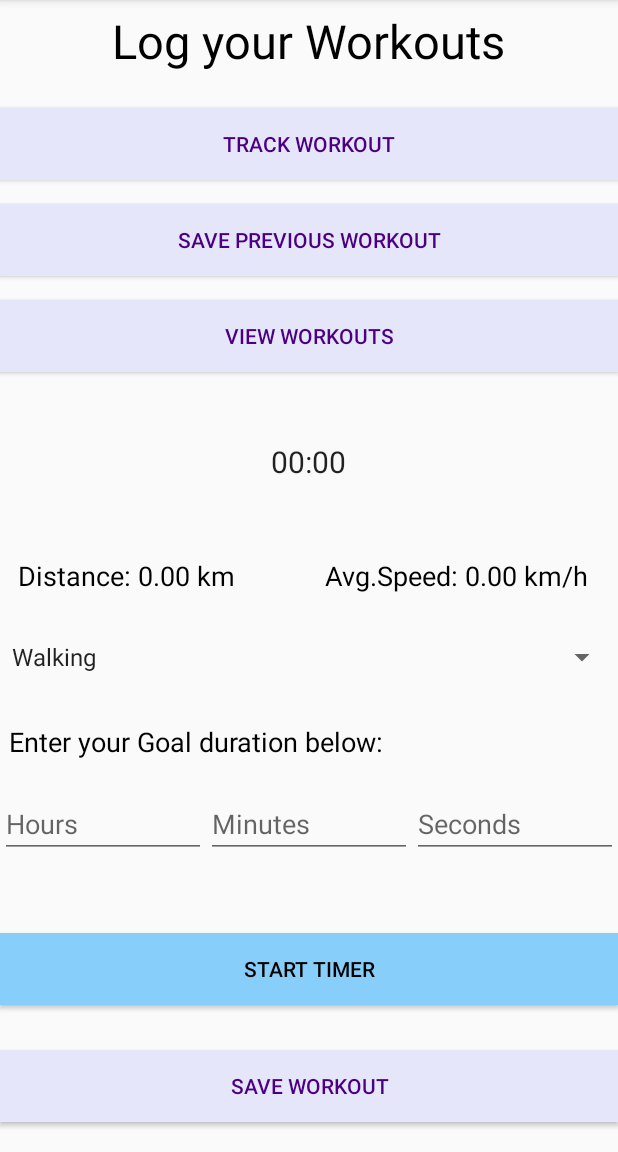
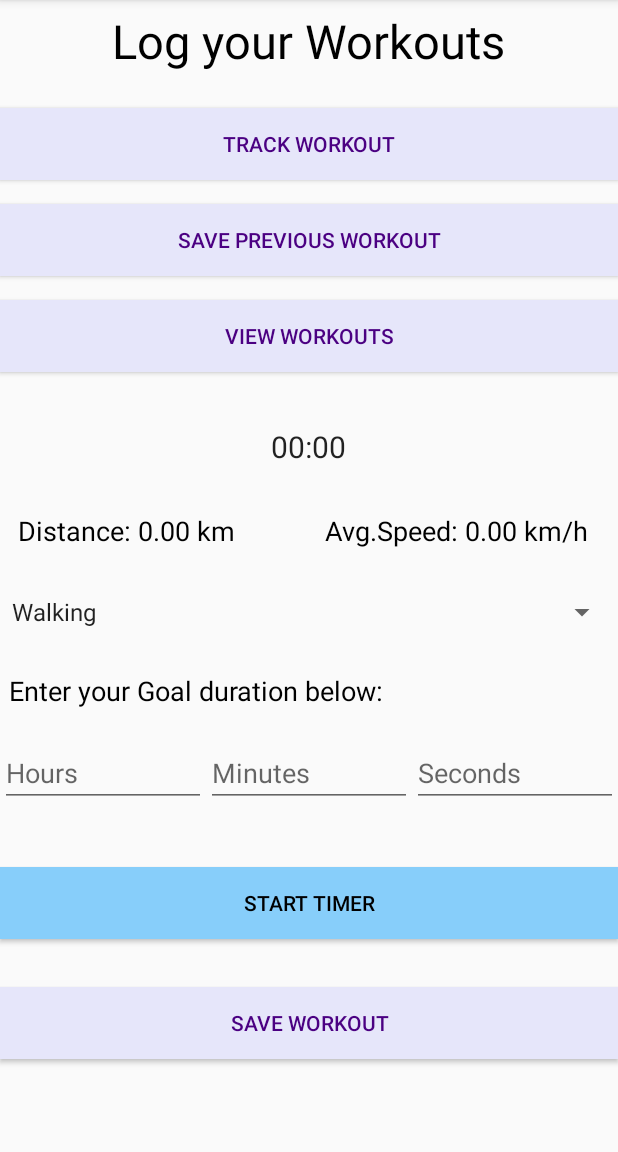
Before and after one commit to NikoNovak2000/FitHealth, an Android app built with Jetpack Compose: the screen it shows after launch (MainActivity), after a tap on "TRACK WORKOUT", on a phone screen of 412 x 824 dp, the part 84-1236 px from its top. Run offline under Robolectric (Android 15) with nearby library versions, the phone set to English and light mode, and no system bars; our stand-ins replace Room's generated code.

Commit message:
Code explanation added

```diff
--- a/app/src/main/java/com/example/fithealth/MainActivity.java
+++ b/app/src/main/java/com/example/fithealth/MainActivity.java
@@ -3,12 +3,9 @@ package com.example.fithealth;
 import android.os.Bundle;
 import android.view.View;
 import android.widget.Button;
-
 import androidx.appcompat.app.AppCompatActivity;
 
-
 public class MainActivity extends AppCompatActivity {
-
     @Override
     protected void onCreate(Bundle savedInstanceState) {
         super.onCreate(savedInstanceState);
@@ -23,15 +20,17 @@ public class MainActivity extends AppCompatActivity {
             }
         });
     }
+    // Create a new instance of the fragment TrackWorkoutFragment
     private void loadTrackWorkoutFragment() {
+        TrackWorkoutFragment trackWorkoutFragment = new TrackWorkoutFragment();
+
         getSupportFragmentManager().beginTransaction()
-                .replace(R.id.fragment_container, new TrackWorkoutFragment())
+                .replace(R.id.fragment_container, trackWorkoutFragment)
                 .addToBackStack(null)
                 .commit();
     }
-
+    // Create a new instance of the fragment startPreviousWorkout
     public void savePreviousWorkout(View view) {
-        // Create a new instance of the fragment startPreviousWorkout
         SavePreviousWorkoutFragment savePreviousWorkoutFragment = new SavePreviousWorkoutFragment();
 
         getSupportFragmentManager().beginTransaction()
@@ -39,9 +38,8 @@ public class MainActivity extends AppCompatActivity {
                 .addToBackStack(null)
                 .commit();
     }
-
+    // Create a new instance of the fragment workoutHistory
     public void viewWorkouts(View view) {
-        // Create a new instance of the fragment workoutHistory
         WorkoutHistoryFragment workoutHistoryFragment = new WorkoutHistoryFragment();
 
         getSupportFragmentManager().beginTransaction()
@@ -49,5 +47,4 @@ public class MainActivity extends AppCompatActivity {
                 .addToBackStack(null)
                 .commit();
     }
-
 }
--- a/app/src/main/java/com/example/fithealth/Migration_1_2.java
+++ b/app/src/main/java/com/example/fithealth/Migration_1_2.java
@@ -3,6 +3,7 @@ package com.example.fithealth;
 import androidx.room.migration.Migration;
 import androidx.sqlite.db.SupportSQLiteDatabase;
 
+// Migration class, used in Room database for upgrading from version 1 to version 2
 public class Migration_1_2 extends Migration {
     public Migration_1_2() {
         super(1, 2);
@@ -10,9 +11,8 @@ public class Migration_1_2 extends Migration {
 
     @Override
     public void migrate(SupportSQLiteDatabase database) {
-        // Perform necessary migration steps
 
-        // Example: Add a new column to the existing table
+        // Perform migration steps, add new columns with default values of 0
         database.execSQL("ALTER TABLE workouts ADD COLUMN goal_hours INTEGER DEFAULT 0");
         database.execSQL("ALTER TABLE workouts ADD COLUMN goal_minutes INTEGER DEFAULT 0");
         database.execSQL("ALTER TABLE workouts ADD COLUMN goal_seconds INTEGER DEFAULT 0");
--- a/app/src/main/java/com/example/fithealth/MyApplication.java
+++ b/app/src/main/java/com/example/fithealth/MyApplication.java
@@ -2,14 +2,15 @@ package com.example.fithealth;
 import android.app.Application;
 
 public class MyApplication extends Application {
+    // Static to ensure only one instance for entire app
     private static WorkoutDatabase workoutDatabase;
-
     @Override
     public void onCreate() {
         super.onCreate();
+        // Retrieve or call database
         workoutDatabase = WorkoutDatabase.getInstance(this);
     }
-
+    // Method providing access to the WorkoutDatabase
     public static WorkoutDatabase getWorkoutDatabase() {
         return workoutDatabase;
     }
--- a/app/src/main/java/com/example/fithealth/WorkoutDataAccessObject.java
+++ b/app/src/main/java/com/example/fithealth/WorkoutDataAccessObject.java
@@ -7,14 +7,16 @@ import androidx.room.Query;
 
 import java.util.List;
 
+// Data Access Object (Dao) interface for interacting with the workout data in a Room database
 @Dao
 public interface WorkoutDataAccessObject {
+    // Method used to insert a WorkoutEntity in the db
     @Insert(onConflict = OnConflictStrategy.IGNORE)
     void insert(WorkoutEntity workout);
-
+    // Method used to retrieve all workouts from db
     @Query("SELECT * FROM workouts ORDER BY date DESC")
     List<WorkoutEntity> getAllWorkouts();
-
+    // Method used to delete all workouts from db
     @Query("DELETE FROM workouts")
     void clearAllWorkouts();
 }
--- a/app/src/main/java/com/example/fithealth/WorkoutDatabase.java
+++ b/app/src/main/java/com/example/fithealth/WorkoutDatabase.java
@@ -10,11 +10,17 @@ import androidx.room.RoomDatabase;
 import androidx.room.migration.Migration;
 import androidx.sqlite.db.SupportSQLiteDatabase;
 
+// Defines a Room Database class called WorkoutDatabase for handling the persistence of workout-related data
+
 @Database(entities = {WorkoutEntity.class}, version = 5, exportSchema = false)
 public abstract class WorkoutDatabase extends RoomDatabase {
     public static final Migration MIGRATION_1_2 = new Migration_1_2();
     private static WorkoutDatabase instance;
+
+    // Abstract method declares DAO interface for accessing the database operations related to WorkoutEntity
     public abstract WorkoutDataAccessObject workoutDataAccessObject();
+
+    // Callback class provides methodes to be called during the creation and opening of the db
     private static RoomDatabase.Callback roomCallback = new RoomDatabase.Callback() {
         @Override
         public void onCreate(@NonNull SupportSQLiteDatabase db) {
--- a/app/src/main/res/layout/fragment_track_workout.xml
+++ b/app/src/main/res/layout/fragment_track_workout.xml
@@ -10,7 +10,7 @@
         android:id="@+id/chronometer"
         android:layout_width="wrap_content"
         android:layout_height="wrap_content"
-        android:layout_marginTop="30dp"
+        android:layout_marginTop="20dp"
         android:textSize="20dp"
         android:format="%s"
         android:layout_gravity="center_horizontal" />
@@ -18,8 +18,7 @@
     <LinearLayout
         android:layout_width="match_parent"
         android:layout_height="wrap_content"
-        android:orientation="horizontal"
-        android:layout_marginTop="20dp">
+        android:orientation="horizontal">
     <TextView
         android:id="@+id/totalDistanceTextView"
         android:layout_width="wrap_content"
@@ -46,7 +45,7 @@
         android:id="@+id/spinnerExercise"
         android:layout_width="match_parent"
         android:layout_height="wrap_content"
-        android:layout_marginBottom="16dp"
+        android:layout_marginBottom="12dp"
         android:layout_marginTop="30dp"
         android:prompt="@string/select_exercise_prompt"/>
 
@@ -99,7 +98,7 @@
         android:layout_width="match_parent"
         android:layout_height="wrap_content"
         android:text="Start Timer"
-        android:layout_marginTop="50dp"
+        android:layout_marginTop="40dp"
         android:background="#87CEFA"
         android:textColor="#000000"
         android:padding="10dp"/>
@@ -111,7 +110,7 @@
         android:layout_height="wrap_content"
         android:text="@string/save_workout"
         android:layout_below="@id/btnStartStopTimer"
-        android:layout_marginTop="30dp"
+        android:layout_marginTop="32dp"
         android:background="#E6E6FA"
         android:textColor="#4B0082"/>
 
```
Also changed, not shown: app/src/main/java/com/example/fithealth/SavePreviousWorkoutFragment.java (+20 -19 lines), app/src/main/java/com/example/fithealth/TrackWorkoutFragment.java (+193 -199 lines), app/src/main/java/com/example/fithealth/WorkoutEntity.java (+10 -9 lines), app/src/main/java/com/example/fithealth/WorkoutHistoryAdapter.java (+7 -0 lines), app/src/main/java/com/example/fithealth/WorkoutHistoryFragment.java (+7 -2 lines).
